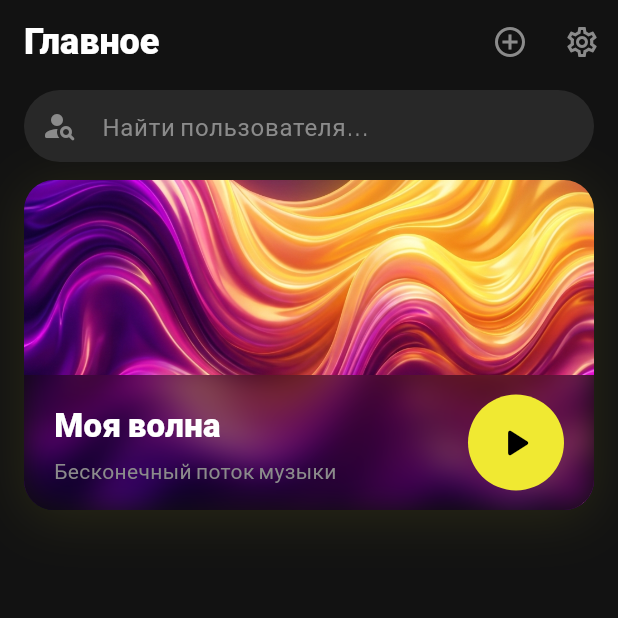
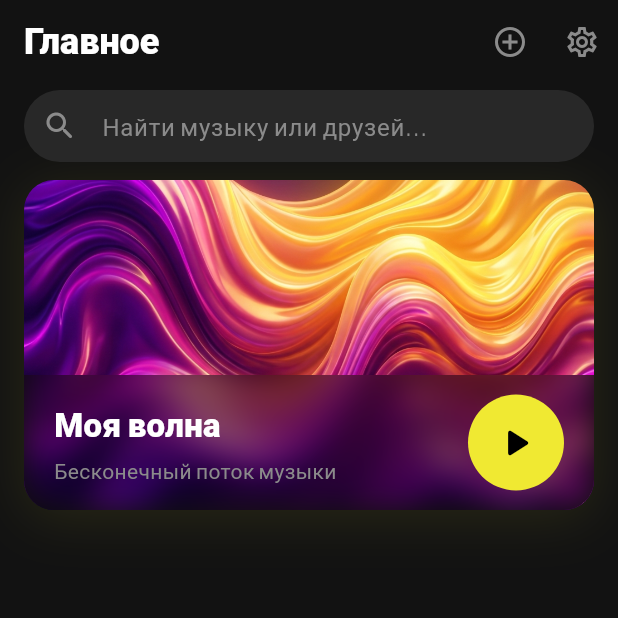
Before and after one commit to injAst/music_stream_v2, a Flutter app: the DiscoverTab screen opened directly, on a phone screen of 412 x 824 dp, the top half of it. Run offline on Flutter 3.47's test engine with Material 3 defaults, Android fonts, the phone set to English and light mode, and no system bars; our stand-ins replace cached_network_image, file_picker, go_router, google_fonts, just_audio, shared_preferences; accounts and stored records are empty; network calls fail.

Commit message:
доработан умный поиск на главной странице

```diff
--- a/lib/features/home/discover_tab.dart
+++ b/lib/features/home/discover_tab.dart
@@ -9,6 +9,7 @@ import '../../core/theme/app_theme.dart';
 import '../../data/models/track.dart';
 import '../../data/models/user_profile.dart';
 import '../../data/repositories/user_repository.dart';
+import '../../data/repositories/track_repository.dart';
 import '../../providers/audio_player_controller.dart';
 import '../../providers/library_controller.dart';
 import '../widgets/track_artwork.dart';
@@ -48,8 +49,8 @@ class DiscoverTab extends StatelessWidget {
                 ],
               ),
 
-              // Поиск пользователей
-              const SliverToBoxAdapter(child: _UserSearchSection()),
+              // Поиск пользователей и треков
+              const SliverToBoxAdapter(child: _GlobalSearchSection()),
 
               SliverToBoxAdapter(
                 child: Padding(
@@ -391,17 +392,20 @@ class _VerticalTrackTile extends StatelessWidget {
 
 // ─── Поиск пользователей ────────────────────────────────────────────────────
 
-class _UserSearchSection extends StatefulWidget {
-  const _UserSearchSection();
+// ─── Глобальный поиск (Пользователи + Треки) ────────────────────────────────
+
+class _GlobalSearchSection extends StatefulWidget {
+  const _GlobalSearchSection();
 
   @override
-  State<_UserSearchSection> createState() => _UserSearchSectionState();
+  State<_GlobalSearchSection> createState() => _GlobalSearchSectionState();
 }
 
-class _UserSearchSectionState extends State<_UserSearchSection> {
+class _GlobalSearchSectionState extends State<_GlobalSearchSection> {
   final _controller = TextEditingController();
   Timer? _debounce;
-  List<UserProfile> _results = [];
+  List<UserProfile> _userResults = [];
+  List<Track> _trackResults = [];
   bool _searching = false;
   bool _active = false; // виден ли блок результатов
 
@@ -415,20 +419,42 @@ class _UserSearchSectionState extends State<_UserSearchSection> {
   void _onChanged(String value) {
     _debounce?.cancel();
     if (value.trim().isEmpty) {
-      setState(() { _results = []; _active = false; _searching = false; });
+      setState(() {
+        _userResults = [];
+        _trackResults = [];
+        _active = false;
+        _searching = false;
+      });
       return;
     }
-    setState(() { _active = true; _searching = true; });
+    setState(() {
+      _active = true;
+      _searching = true;
+    });
     _debounce = Timer(const Duration(milliseconds: 450), () async {
       try {
         final prefs = await SharedPreferences.getInstance();
-        final repo = UserRepository(prefs);
-        final found = await repo.searchUsers(value.trim());
+        final userRepo = UserRepository(prefs);
+        final trackRepo = TrackRepository(prefs);
+
+        final query = value.trim();
+        // Запускаем поиск людей и треков параллельно
+        final results = await Future.wait([
+          userRepo.searchUsers(query),
+          trackRepo.searchTracks(query),
+        ]);
+
         if (!mounted) return;
-        setState(() { _results = found; _searching = false; });
+        setState(() {
+          _userResults = results[0] as List<UserProfile>;
+          _trackResults = results[1] as List<Track>;
+          _searching = false;
+        });
       } catch (_) {
         if (!mounted) return;
-        setState(() { _searching = false; });
+        setState(() {
+          _searching = false;
+        });
       }
     });
   }
@@ -445,16 +471,16 @@ class _UserSearchSectionState extends State<_UserSearchSection> {
             controller: _controller,
             onChanged: _onChanged,
             decoration: InputDecoration(
-              hintText: 'Найти пользователя...',
-              prefixIcon: const Icon(Icons.person_search_rounded,
-                  color: AppTheme.textSecondary),
+              hintText: 'Найти музыку или друзей...',
+              prefixIcon: const Icon(Icons.search_rounded, color: AppTheme.textSecondary),
               suffixIcon: _active
                   ? IconButton(
                       icon: const Icon(Icons.close, color: AppTheme.textSecondary),
                       onPressed: () {
                         _controller.clear();
                         setState(() {
-                          _results = [];
+                          _userResults = [];
+                          _trackResults = [];
                           _active = false;
                           _searching = false;
                         });
@@ -482,65 +508,108 @@ class _UserSearchSectionState extends State<_UserSearchSection> {
           // Результаты поиска
           if (_active) ...[
             const SizedBox(height: 8),
-            if (_searching)
-              const Padding(
-                padding: EdgeInsets.symmetric(vertical: 16),
-                child: Center(
-                  child: SizedBox(
-                    width: 24,
-                    height: 24,
-                    child: CircularProgressIndicator(
-                        color: AppTheme.accent, strokeWidth: 2),
-                  ),
-                ),
-              )
-            else if (_results.isEmpty)
-              const Padding(
-                padding: EdgeInsets.symmetric(vertical: 12, horizontal: 8),
-                child: Text('Пользователи не найдены',
-                    style: TextStyle(color: AppTheme.textSecondary)),
-              )
-            else
             Container(
               decoration: BoxDecoration(
                 color: AppTheme.surface,
-                  borderRadius: BorderRadius.circular(16),
+                borderRadius: BorderRadius.circular(20),
+                boxShadow: [
+                  BoxShadow(
+                    color: Colors.black.withValues(alpha: 0.3),
+                    blurRadius: 15,
+                    offset: const Offset(0, 5),
+                  )
+                ],
               ),
-                child: Column(
-                  children: _results.map((user) {
+              child: _searching
+                  ? const Padding(
+                      padding: EdgeInsets.symmetric(vertical: 32),
+                      child: Center(
+                        child: CircularProgressIndicator(color: AppTheme.accent, strokeWidth: 2),
+                      ),
+                    )
+                  : Column(
+                      crossAxisAlignment: CrossAxisAlignment.start,
+                      children: [
+                        // Секция Треков
+                        if (_trackResults.isNotEmpty) ...[
+                          const Padding(
+                            padding: EdgeInsets.fromLTRB(16, 16, 16, 8),
+                            child: Text('ТРЕКИ',
+                                style: TextStyle(
+                                    color: AppTheme.textSecondary,
+                                    fontSize: 12,
+                                    fontWeight: FontWeight.bold,
+                                    letterSpacing: 1.2)),
+                          ),
+                          ..._trackResults.map((track) {
+                            return ListTile(
+                              onTap: () {
+                                FocusScope.of(context).unfocus();
+                                context.read<AudioPlayerController>().playTrack(track, playlist: _trackResults);
+                              },
+                              leading: TrackArtwork(url: track.artworkUrl, size: 40, radius: 4),
+                              title: Text(track.title,
+                                  maxLines: 1, overflow: TextOverflow.ellipsis,
+                                  style: const TextStyle(fontWeight: FontWeight.w600)),
+                              subtitle: Text(track.artist,
+                                  maxLines: 1, overflow: TextOverflow.ellipsis,
+                                  style: const TextStyle(fontSize: 13, color: AppTheme.textSecondary)),
+                              trailing: const Icon(Icons.play_circle_outline, color: AppTheme.accent),
+                            );
+                          }),
+                        ],
+
+                        // Секция Людей
+                        if (_userResults.isNotEmpty) ...[
+                          if (_trackResults.isNotEmpty) const Divider(height: 1),
+                          const Padding(
+                            padding: EdgeInsets.fromLTRB(16, 16, 16, 8),
+                            child: Text('ЛЮДИ',
+                                style: TextStyle(
+                                    color: AppTheme.textSecondary,
+                                    fontSize: 12,
+                                    fontWeight: FontWeight.bold,
+                                    letterSpacing: 1.2)),
+                          ),
+                          ..._userResults.map((user) {
                             return ListTile(
                               onTap: () {
                                 FocusScope.of(context).unfocus();
                                 context.push('/profile/${user.id}');
                               },
                               leading: CircleAvatar(
-                        radius: 22,
+                                radius: 20,
                                 backgroundColor: AppTheme.surfaceHighlight,
-                        backgroundImage:
-                            user.avatarUrl != null && user.avatarUrl!.isNotEmpty
+                                backgroundImage: user.avatarUrl != null && user.avatarUrl!.isNotEmpty
                                     ? NetworkImage(user.avatarUrl!)
                                     : null,
                                 child: user.avatarUrl == null || user.avatarUrl!.isEmpty
                                     ? Text(
-                                user.displayName.isNotEmpty
-                                    ? user.displayName[0].toUpperCase()
-                                    : '?',
-                                style: const TextStyle(
-                                    fontWeight: FontWeight.w700, fontSize: 16),
+                                        user.displayName.isNotEmpty ? user.displayName[0].toUpperCase() : '?',
+                                        style: const TextStyle(fontWeight: FontWeight.w700, fontSize: 14),
                                       )
                                     : null,
                               ),
                               title: Text(user.displayName,
                                   style: const TextStyle(fontWeight: FontWeight.w600)),
-                      trailing: const Icon(Icons.chevron_right_rounded,
-                          color: AppTheme.textSecondary),
-                      shape: RoundedRectangleBorder(
-                          borderRadius: BorderRadius.circular(16)),
+                              trailing: const Icon(Icons.chevron_right_rounded, color: AppTheme.textSecondary),
                             );
-                  }).toList(),
+                          }),
+                        ],
+
+                        if (_trackResults.isEmpty && _userResults.isEmpty)
+                          const Padding(
+                            padding: EdgeInsets.symmetric(vertical: 32, horizontal: 16),
+                            child: Center(
+                              child: Text('Ничего не найдено 😕',
+                                  style: TextStyle(color: AppTheme.textSecondary)),
                             ),
                           ),
                         const SizedBox(height: 8),
+                      ],
+                    ),
+            ),
+            const SizedBox(height: 16),
           ],
         ],
       ),
```
Also changed, not shown: lib/data/repositories/track_repository.dart (+12 -0 lines), server/lib/api.dart (+47 -0 lines). Lines whose indentation alone changed are shown as unchanged.
